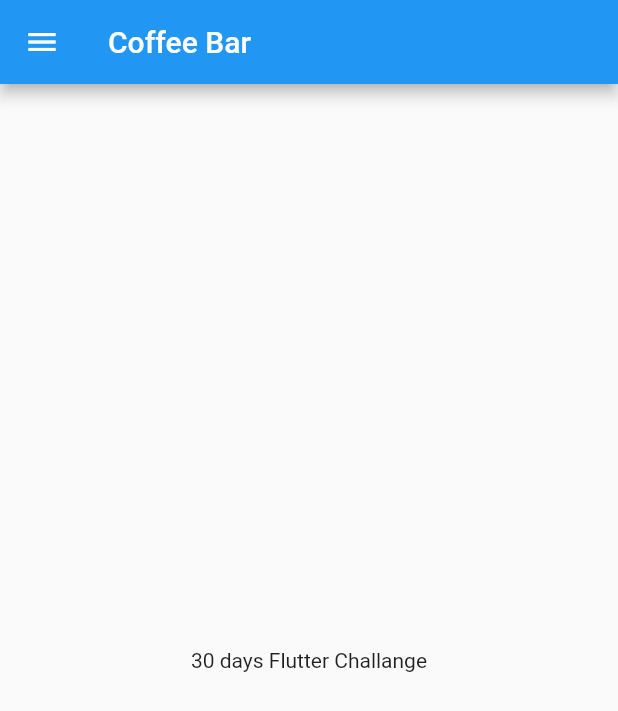
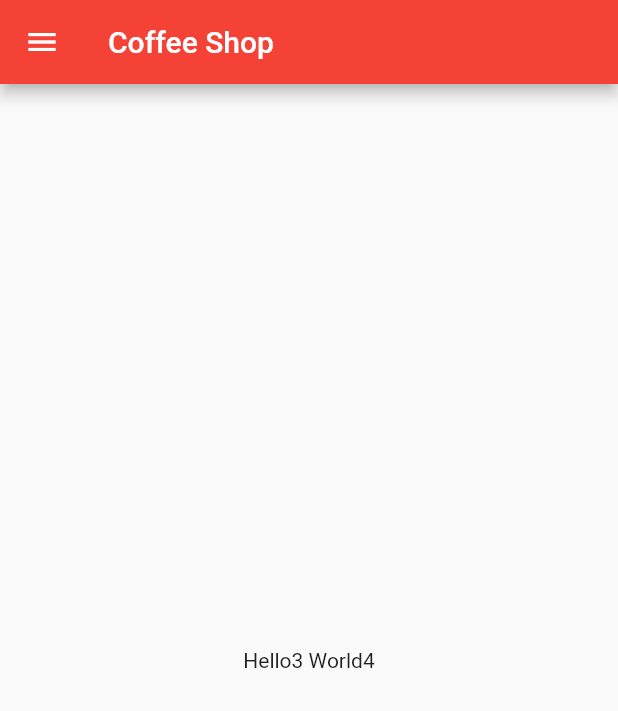
Before and after one commit to kunalnathinfotech/30Daysofflutter, a Flutter app: the screen it shows after launch, on a phone screen of 412 x 824 dp. Shown: the top 711 px of the screen. Run offline on Flutter 3.47's test engine with Material 2 defaults, Android fonts, the phone set to English and light mode, and no system bars.

Commit message:
Day 3 Completed

```diff
--- a/lib/home_page.dart
+++ /dev/null
@@ -1,21 +0,0 @@
-import 'package:flutter/material.dart';
-
-class HomePage extends StatelessWidget {
-  var days = 30;
-  var challange = "Flutter Challange";
-
-  @override
-  Widget build(BuildContext context) {
-    return Scaffold(
-      appBar: AppBar(
-        title: const Text("Coffee Bar"),
-      ),
-      body: Center(
-        child: Container(
-          child: Text("$days days $challange"),
-        ),
-      ),
-      drawer: Drawer(),
-    );
-  }
-}
--- a/lib/main.dart
+++ b/lib/main.dart
@@ -1,4 +1,5 @@
-import 'package:coffee/home_page.dart';
+import 'package:coffee/pages/home_page.dart';
+import 'package:coffee/pages/login_page.dart';
 import 'package:flutter/material.dart';
 
 void main() {
@@ -11,7 +12,13 @@ class MyApp extends StatelessWidget {
   @override
   Widget build(BuildContext context) {
     return MaterialApp(
-      home: HomePage(),
+      theme: ThemeData(primarySwatch: Colors.red),
+      initialRoute: "/home",
+      routes: {
+        "/": (context) => LoginPage(),
+        "/home": (context) => HomePage(),
+        "login": (context) => LoginPage()
+      },
     );
   }
 }
--- /dev/null
+++ b/lib/pages/home_page.dart
@@ -0,0 +1,20 @@
+import 'package:flutter/material.dart';
+
+class HomePage extends StatelessWidget {
+  const HomePage({super.key});
+  final first = "Hello3";
+  final second = "World4";
+  @override
+  Widget build(BuildContext context) {
+    return Scaffold(
+        appBar: AppBar(
+          title: Text("Coffee Shop"),
+        ),
+        body: Center(
+          child: Container(
+            child: Text("$first $second"),
+          ),
+        ),
+        drawer: Drawer());
+  }
+}
```
Also changed, not shown: learn.txt (+16 -0 lines), lib/pages/login_page.dart (added, +21 -0 lines).
